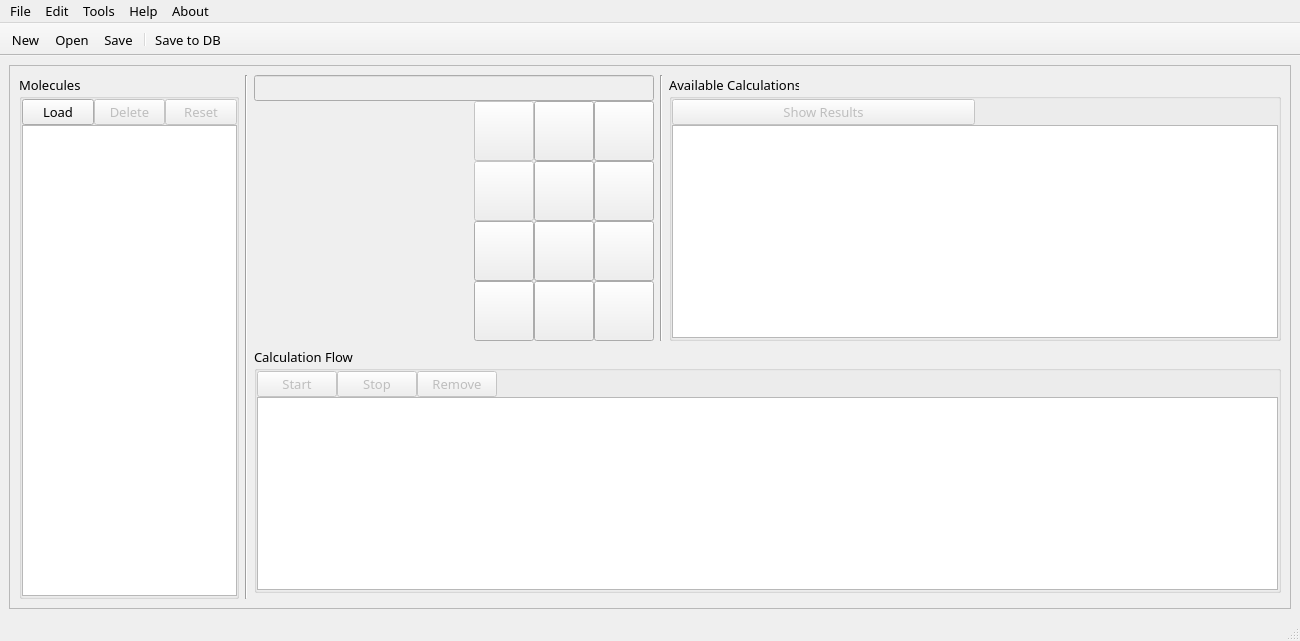
Before: the Qt Designer form Views/uiMainWindow.ui in samuelvp360/SVP360CalculationController, drawn with Qt 5.
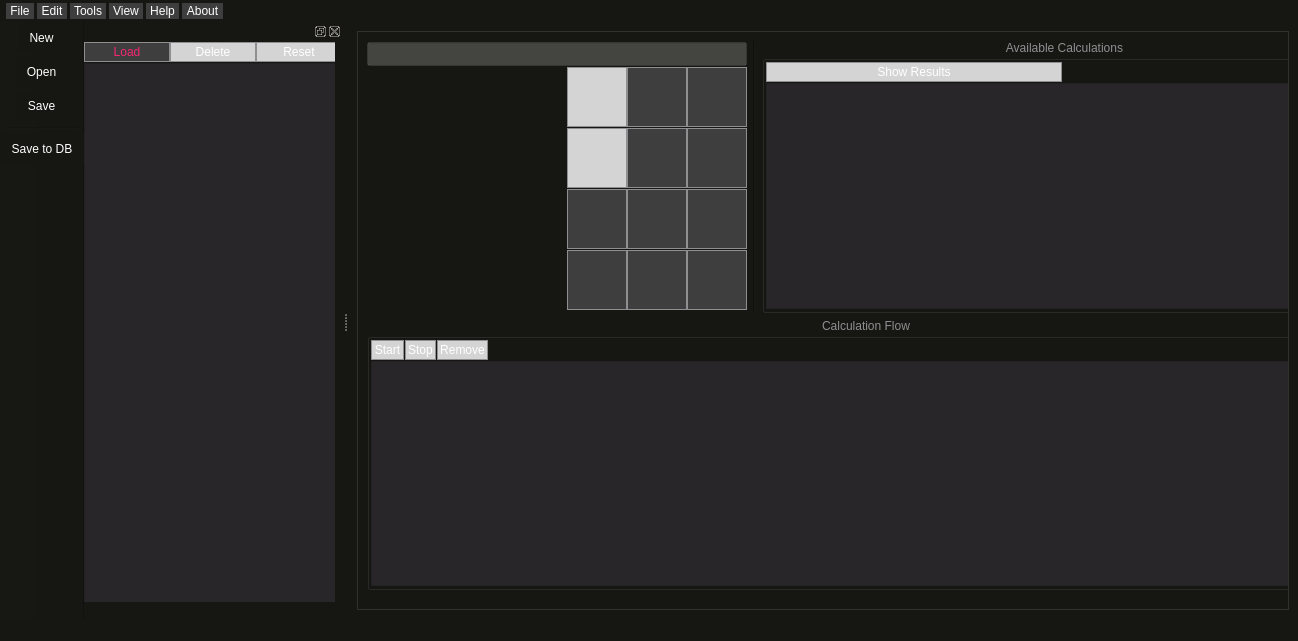
After: the same form once the commit is applied.

What changed in the file:
```diff
--- a/Views/uiMainWindow.ui
+++ b/Views/uiMainWindow.ui
@@ -6,7 +6,7 @@
    <rect>
     <x>0</x>
     <y>0</y>
-    <width>1300</width>
+    <width>1298</width>
     <height>641</height>
    </rect>
   </property>
@@ -18,8 +18,8 @@
   </property>
   <property name="font">
    <font>
-    <family>Cascadia Code</family>
-    <pointsize>10</pointsize>
+    <family>Cascadia Code PL</family>
+    <pointsize>12</pointsize>
    </font>
   </property>
   <property name="cursor">
@@ -34,6 +34,183 @@
   <property name="toolTip">
    <string/>
   </property>
+  <property name="styleSheet">
+   <string notr="true">/*QMainWindow */
+QMainWindow {
+	background-color: #272822;
+}
+
+/*QWidget */
+QWidget {
+	background-color: #161613;
+}
+
+/*QMenu*/
+QMenu {
+	color: #ffffff;
+	margin: 2px;
+}
+QMenu::item {
+	background-color: #3e3e3e;
+}
+QMenu::item:selected {
+	background-color: rgba(255, 255, 255, 100);
+}
+QMenu::separator {
+	background-color: #ffffff;
+	height: 1px;
+	margin-left: 10px;
+	margin-right: 5px;
+}
+
+/*QMenuBar*/
+QMenuBar {
+	color: #ffffff;
+	spacing: 3px; /* spacing between menu bar items */
+	padding: 3px;
+}
+QMenuBar::item {
+	padding: 1px 4px;
+	background-color: #3e3e3e;
+}
+QMenuBar::item:hover {
+	background: rgba(255, 255, 255, 50);
+} 
+
+
+/*QToolBar*/
+QToolBar {
+	spacing: 3px;
+}
+
+/*QToolButton*/
+QToolButton {
+	color: #ffffff;
+	padding: 6px;
+}
+QToolButton:hover {
+	color: rgba(255, 255, 255, 50);
+}
+QToolButton:disabled {
+	background-color: #d5d4d5;
+	color: #ffffff;
+}
+
+/*QScrollArea */
+QScrollArea {
+	background-color: #3e3e3e
+}
+
+/*QLabel */
+QLabel {
+	color: #A6E22E;
+}
+
+ /*QGroupBox */
+QGroupBox {
+	margin-top: 2.5ex; /* leave space at the top for the title */
+}
+QGroupBox::title {
+	subcontrol-origin: margin;
+	subcontrol-position: top center; /* position at the top center */
+	color: #8f8f91;
+ }
+
+/*QPushButton*/
+QPushButton {
+	background-color: #3e3e3e;
+	color: #F92672;
+	border: 1px solid #8f8f91;
+	padding: 2px;
+}
+QPushButton:hover {
+	background-color: #E6DB74;
+	color: #F92672;
+}
+QPushButton:disabled {
+	background-color: #d5d4d5;
+	color: #ffffff;
+}
+
+ /*QListView */
+QListView, QTableView {
+	color: #66D9EF;
+	background-color: rgba(45, 42, 46, 200);
+	alternate-background-color: #2d3336;
+	show-decoration-selected: 1; /* make the selection span the entire width of the view */
+}
+QListView::item:alternate, QTableView::item:alternate {
+	background-color: rgba(255, 255, 255, 30);
+}
+
+QListView::item:selected, QTableView::item:selected {
+	background: rgba(255, 255, 255, 50);
+}
+QListView::item:selected:!active, QTableView::item:selected:!active {
+	color: #fd971f;
+}
+QListView::item:selected:active, QTableView::item:selected:active {
+	color: #f92672;
+}
+QListView::item:hover, QTableView::item:hover {
+      background: rgba(255, 255, 255, 30);
+}
+
+ /*QLineEdit */
+QLineEdit {
+	background-color: rgba(255, 255, 255, 50);
+	padding: 3px;
+	color: #ffffff;
+}
+QLineEdit::focus {
+	border: 1px solid #8f8f91;
+}
+
+/*QScrollBar*/
+QScrollBar {
+	background: rgba(0, 0, 0, 0);
+	height: 10px;
+}
+QScrollBar::handle:active {
+	background: rgba(255, 255, 255, 50);
+}
+QScrollBar::handle:!active {
+	background: rgba(0, 0, 0, 0);
+}
+QScrollBar::handle:pressed {
+	background: rgba(255, 255, 255, 80);
+}
+QScrollBar::right-arrow, QScrollBar::left-arrow {
+      border: none;
+      background: none;
+      color: none;
+}
+QScrollBar::add-line {
+      border: none;
+      background: none;
+}
+QScrollBar::sub-line {
+      border: none;
+      background: none;
+}
+
+/*QStatusBar*/
+QStatusBar {
+	color: #8f8f91;
+	border-top: #8f8f91;
+}
+
+/*QToolTip*/
+QToolTip {
+	background-color: #000000;
+	color: #ffffff;
+	border: 1px solid #ffffff;
+	padding: 3px;
+}</string>
+  </property>
+  <property name="dockOptions">
+   <set>QMainWindow::AllowTabbedDocks|QMainWindow::AnimatedDocks</set>
+  </property>
   <widget class="QWidget" name="centralwidget">
    <layout class="QHBoxLayout" name="horizontalLayout">
     <item>
@@ -52,12 +229,12 @@
         <rect>
          <x>0</x>
          <y>0</y>
-         <width>1280</width>
-         <height>545</height>
+         <width>1015</width>
+         <height>564</height>
         </rect>
        </property>
        <layout class="QGridLayout" name="gridLayout_3">
-        <item row="0" column="3">
+        <item row="0" column="1">
          <layout class="QGridLayout" name="gridLayout">
           <property name="spacing">
            <number>0</number>
@@ -369,127 +546,26 @@
           </item>
          </layout>
         </item>
-        <item row="0" column="2" rowspan="3">
-         <widget class="Line" name="line_2">
-          <property name="orientation">
-           <enum>Qt::Vertical</enum>
-          </property>
-         </widget>
-        </item>
-        <item row="0" column="1" rowspan="3">
-         <widget class="QGroupBox" name="groupBox">
-          <property name="minimumSize">
-           <size>
-            <width>220</width>
-            <height>0</height>
-           </size>
-          </property>
-          <property name="maximumSize">
-           <size>
-            <width>220</width>
-            <height>16777215</height>
-           </size>
-          </property>
-          <property name="title">
-           <string>Molecules</string>
-          </property>
-          <layout class="QGridLayout" name="gridLayout_4">
-           <property name="leftMargin">
-            <number>0</number>
-           </property>
-           <property name="topMargin">
-            <number>0</number>
-           </property>
-           <property name="rightMargin">
-            <number>0</number>
-           </property>
-           <property name="bottomMargin">
-            <number>0</number>
-           </property>
-           <property name="spacing">
-            <number>0</number>
-           </property>
-           <item row="1" column="0">
-            <widget class="QListView" name="uiMoleculesList">
-             <property name="sizePolicy">
-              <sizepolicy hsizetype="Fixed" vsizetype="Expanding">
-               <horstretch>0</horstretch>
-               <verstretch>0</verstretch>
-              </sizepolicy>
-             </property>
-             <property name="minimumSize">
-              <size>
-               <width>215</width>
-               <height>0</height>
-              </size>
-             </property>
-             <property name="maximumSize">
-              <size>
-               <width>200</width>
-               <height>16777215</height>
-              </size>
-             </property>
-             <property name="selectionBehavior">
-              <enum>QAbstractItemView::SelectRows</enum>
-             </property>
-            </widget>
-           </item>
-           <item row="0" column="2">
-            <widget class="QPushButton" name="uiDeleteMoleculeButton">
-             <property name="enabled">
-              <bool>false</bool>
-             </property>
-             <property name="sizePolicy">
-              <sizepolicy hsizetype="Fixed" vsizetype="Fixed">
-               <horstretch>0</horstretch>
-               <verstretch>0</verstretch>
-              </sizepolicy>
-             </property>
-             <property name="text">
-              <string>Delete</string>
-             </property>
-            </widget>
-           </item>
-           <item row="0" column="0">
-            <widget class="QPushButton" name="uiLoadMoleculeButton">
-             <property name="text">
-              <string>Load</string>
-             </property>
-            </widget>
-           </item>
-           <item row="0" column="3">
-            <widget class="QPushButton" name="uiResetButton">
-             <property name="enabled">
-              <bool>false</bool>
-             </property>
-             <property name="text">
-              <string>Reset</string>
-             </property>
-            </widget>
-           </item>
-          </layout>
-         </widget>
-        </item>
-        <item row="1" column="3" colspan="5">
+        <item row="1" column="1" colspan="5">
          <widget class="QGroupBox" name="uiCalculationFlowGroupBox">
           <property name="title">
            <string>Calculation Flow</string>
           </property>
           <layout class="QGridLayout" name="gridLayout_2">
            <property name="leftMargin">
-            <number>0</number>
+            <number>1</number>
            </property>
            <property name="topMargin">
-            <number>0</number>
+            <number>1</number>
            </property>
            <property name="rightMargin">
-            <number>0</number>
+            <number>1</number>
            </property>
            <property name="bottomMargin">
-            <number>0</number>
+            <number>1</number>
            </property>
            <property name="spacing">
-            <number>0</number>
+            <number>1</number>
            </property>
            <item row="0" column="3">
             <widget class="QPushButton" name="uiRemoveButton">
@@ -521,6 +597,51 @@
              </property>
             </widget>
            </item>
+           <item row="1" column="0" colspan="5">
+            <widget class="QTableView" name="uiCalculationFlowTable">
+             <property name="font">
+              <font>
+               <family>Cascadia Code</family>
+               <pointsize>11</pointsize>
+               <weight>50</weight>
+               <italic>false</italic>
+               <bold>false</bold>
+              </font>
+             </property>
+             <property name="alternatingRowColors">
+              <bool>true</bool>
+             </property>
+             <attribute name="horizontalHeaderStretchLastSection">
+              <bool>true</bool>
+             </attribute>
+             <attribute name="verticalHeaderVisible">
+              <bool>true</bool>
+             </attribute>
+             <attribute name="verticalHeaderDefaultSectionSize">
+              <number>21</number>
+             </attribute>
+            </widget>
+           </item>
+           <item row="0" column="2">
+            <widget class="QPushButton" name="uiStopCalcButton">
+             <property name="enabled">
+              <bool>false</bool>
+             </property>
+             <property name="text">
+              <string>Stop</string>
+             </property>
+            </widget>
+           </item>
+           <item row="0" column="3">
+            <widget class="QPushButton" name="uiRemoveButton">
+             <property name="enabled">
+              <bool>false</bool>
+             </property>
+             <property name="text">
+              <string>Remove</string>
+             </property>
+            </widget>
+           </item>
            <item row="0" column="4">
             <spacer name="horizontalSpacer">
              <property name="orientation">
@@ -534,42 +655,17 @@
              </property>
             </spacer>
            </item>
-           <item row="1" column="0" colspan="5">
-            <widget class="QTableView" name="uiCalculationFlowTable">
-             <property name="font">
-              <font>
-               <family>Cascadia Code</family>
-               <pointsize>10</pointsize>
-               <weight>50</weight>
-               <italic>false</italic>
-               <bold>false</bold>
-              </font>
-             </property>
-             <property name="alternatingRowColors">
-              <bool>true</bool>
-             </property>
-             <attribute name="horizontalHeaderStretchLastSection">
-              <bool>true</bool>
-             </attribute>
-             <attribute name="verticalHeaderVisible">
-              <bool>true</bool>
-             </attribute>
-             <attribute name="verticalHeaderDefaultSectionSize">
-              <number>21</number>
-             </attribute>
-            </widget>
-           </item>
           </layout>
          </widget>
         </item>
-        <item row="0" column="4">
+        <item row="0" column="2">
          <widget class="Line" name="line">
           <property name="orientation">
            <enum>Qt::Vertical</enum>
           </property>
          </widget>
         </item>
-        <item row="0" column="5" colspan="3">
+        <item row="0" column="3" colspan="3">
          <widget class="QGroupBox" name="groupBox_2">
           <property name="minimumSize">
            <size>
@@ -582,36 +678,20 @@
           </property>
           <layout class="QGridLayout" name="gridLayout_5">
            <property name="leftMargin">
-            <number>0</number>
+            <number>1</number>
            </property>
            <property name="topMargin">
-            <number>0</number>
+            <number>1</number>
            </property>
            <property name="rightMargin">
-            <number>0</number>
+            <number>1</number>
            </property>
            <property name="bottomMargin">
-            <number>0</number>
+            <number>1</number>
            </property>
            <property name="spacing">
-            <number>0</number>
+            <number>1</number>
            </property>
-           <item row="1" column="0" colspan="2">
-            <widget class="QTableView" name="uiAvailableCalcsTableView">
-             <property name="font">
-              <font>
-               <family>Cascadia Code</family>
-               <pointsize>10</pointsize>
-               <weight>50</weight>
-               <italic>false</italic>
-               <bold>false</bold>
-              </font>
-             </property>
-             <property name="alternatingRowColors">
-              <bool>true</bool>
-             </property>
-            </widget>
-           </item>
            <item row="0" column="0">
             <widget class="QPushButton" name="uiShowResultsButton">
              <property name="enabled">
@@ -622,6 +702,22 @@
              </property>
             </widget>
            </item>
+           <item row="1" column="0" colspan="2">
+            <widget class="QTableView" name="uiAvailableCalcsTableView">
+             <property name="font">
+              <font>
+               <family>Cascadia Code</family>
+               <pointsize>11</pointsize>
+               <weight>50</weight>
+               <italic>false</italic>
+               <bold>false</bold>
+              </font>
+             </property>
+             <property name="alternatingRowColors">
+              <bool>true</bool>
+             </property>
+            </widget>
+           </item>
           </layout>
          </widget>
         </item>
@@ -636,8 +732,8 @@
     <rect>
      <x>0</x>
      <y>0</y>
-     <width>1300</width>
-     <height>22</height>
+     <width>1298</width>
+     <height>25</height>
     </rect>
    </property>
    <widget class="QMenu" name="uiMenuFile">
@@ -676,9 +772,19 @@
      <string>About</string>
     </property>
    </widget>
+   <widget class="QMenu" name="menuView">
+    <property name="title">
+     <string>View</string>
+    </property>
+    <addaction name="uiViewMoleculesList"/>
+    <addaction name="actionMolecules_properties"/>
+    <addaction name="actionCalculations_Queue"/>
+    <addaction name="actionAvailable_Calculations"/>
+   </widget>
    <addaction name="uiMenuFile"/>
    <addaction name="menuEdit"/>
    <addaction name="menuTools"/>
+   <addaction name="menuView"/>
    <addaction name="menuHelp"/>
    <addaction name="menuAbout"/>
   </widget>
@@ -690,8 +796,14 @@
    <property name="movable">
     <bool>false</bool>
    </property>
+   <property name="iconSize">
+    <size>
+     <width>50</width>
+     <height>30</height>
+    </size>
+   </property>
    <attribute name="toolBarArea">
-    <enum>TopToolBarArea</enum>
+    <enum>LeftToolBarArea</enum>
    </attribute>
    <attribute name="toolBarBreak">
     <bool>false</bool>
@@ -702,6 +814,124 @@
    <addaction name="separator"/>
    <addaction name="uiSaveToDB"/>
   </widget>
+  <widget class="QDockWidget" name="uiMoleculesDock">
+   <property name="sizePolicy">
+    <sizepolicy hsizetype="Fixed" vsizetype="Preferred">
+     <horstretch>0</horstretch>
+     <verstretch>0</verstretch>
+    </sizepolicy>
+   </property>
+   <property name="minimumSize">
+    <size>
+     <width>258</width>
+     <height>36</height>
+    </size>
+   </property>
+   <property name="font">
+    <font>
+     <family>Cascadia Code PL</family>
+     <weight>75</weight>
+     <bold>true</bold>
+    </font>
+   </property>
+   <property name="floating">
+    <bool>false</bool>
+   </property>
+   <property name="allowedAreas">
+    <set>Qt::AllDockWidgetAreas</set>
+   </property>
+   <attribute name="dockWidgetArea">
+    <number>1</number>
+   </attribute>
+   <widget class="QWidget" name="dockWidgetContents">
+    <widget class="QFrame" name="frame">
+     <property name="geometry">
+      <rect>
+       <x>0</x>
+       <y>0</y>
+       <width>251</width>
+       <height>561</height>
+      </rect>
+     </property>
+     <property name="frameShape">
+      <enum>QFrame::Box</enum>
+     </property>
+     <property name="frameShadow">
+      <enum>QFrame::Raised</enum>
+     </property>
+     <widget class="QWidget" name="layoutWidget">
+      <property name="geometry">
+       <rect>
+        <x>0</x>
+        <y>0</y>
+        <width>258</width>
+        <height>571</height>
+       </rect>
+      </property>
+      <layout class="QGridLayout" name="gridLayout_4">
+       <property name="spacing">
+        <number>0</number>
+       </property>
+       <item row="0" column="0">
+        <widget class="QPushButton" name="uiLoadMoleculeButton">
+         <property name="text">
+          <string>Load</string>
+         </property>
+        </widget>
+       </item>
+       <item row="0" column="1">
+        <widget class="QPushButton" name="uiDeleteMoleculeButton">
+         <property name="enabled">
+          <bool>false</bool>
+         </property>
+         <property name="text">
+          <string>Delete</string>
+         </property>
+        </widget>
+       </item>
+       <item row="0" column="2">
+        <widget class="QPushButton" name="uiResetButton">
+         <property name="enabled">
+          <bool>false</bool>
+         </property>
+         <property name="text">
+          <string>Reset</string>
+         </property>
+        </widget>
+       </item>
+       <item row="1" column="0" colspan="3">
+        <widget class="QListView" name="uiMoleculesList">
+         <property name="sizePolicy">
+          <sizepolicy hsizetype="Fixed" vsizetype="Expanding">
+           <horstretch>0</horstretch>
+           <verstretch>0</verstretch>
+          </sizepolicy>
+         </property>
+         <property name="maximumSize">
+          <size>
+           <width>16777215</width>
+           <height>546</height>
+          </size>
+         </property>
+         <property name="font">
+          <font>
+           <family>Cascadia Code</family>
+           <pointsize>11</pointsize>
+          </font>
+         </property>
+         <property name="cursor" stdset="0">
+          <cursorShape>PointingHandCursor</cursorShape>
+         </property>
+         <property name="selectionBehavior">
+          <enum>QAbstractItemView::SelectRows</enum>
+         </property>
+        </widget>
+       </item>
+      </layout>
+     </widget>
+    </widget>
+   </widget>
+  </widget>
   <action name="uiOpen">
    <property name="text">
     <string>Open</string>
```
Left out of the diff: 416 changed lines with no effect on the pictures.
